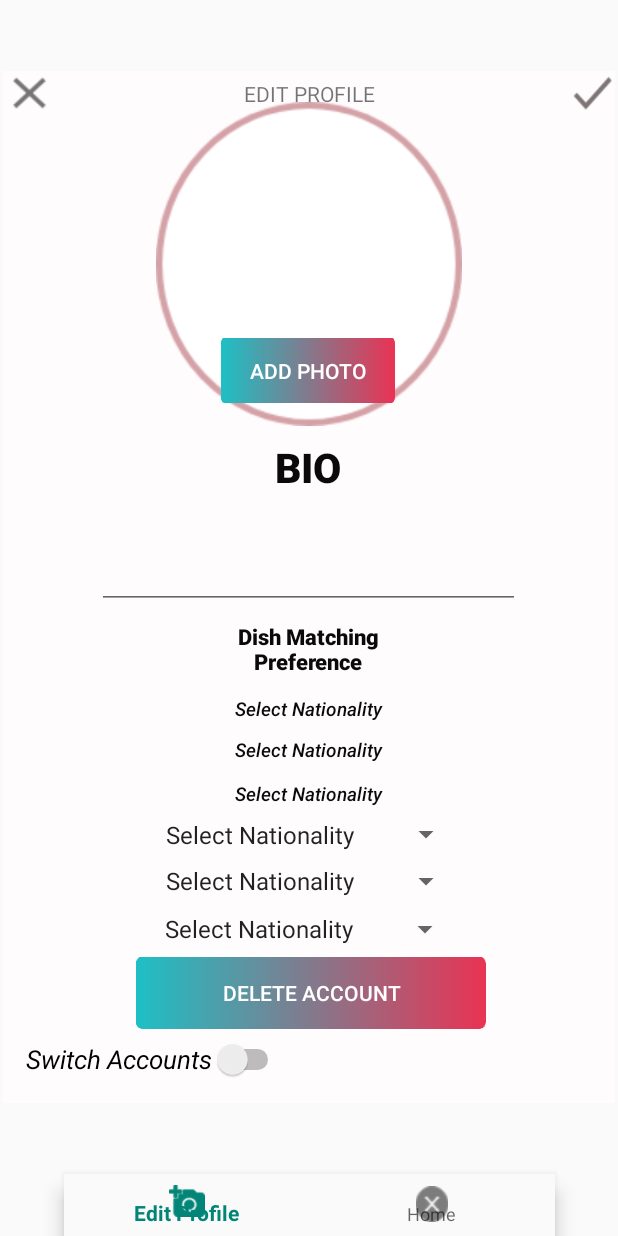
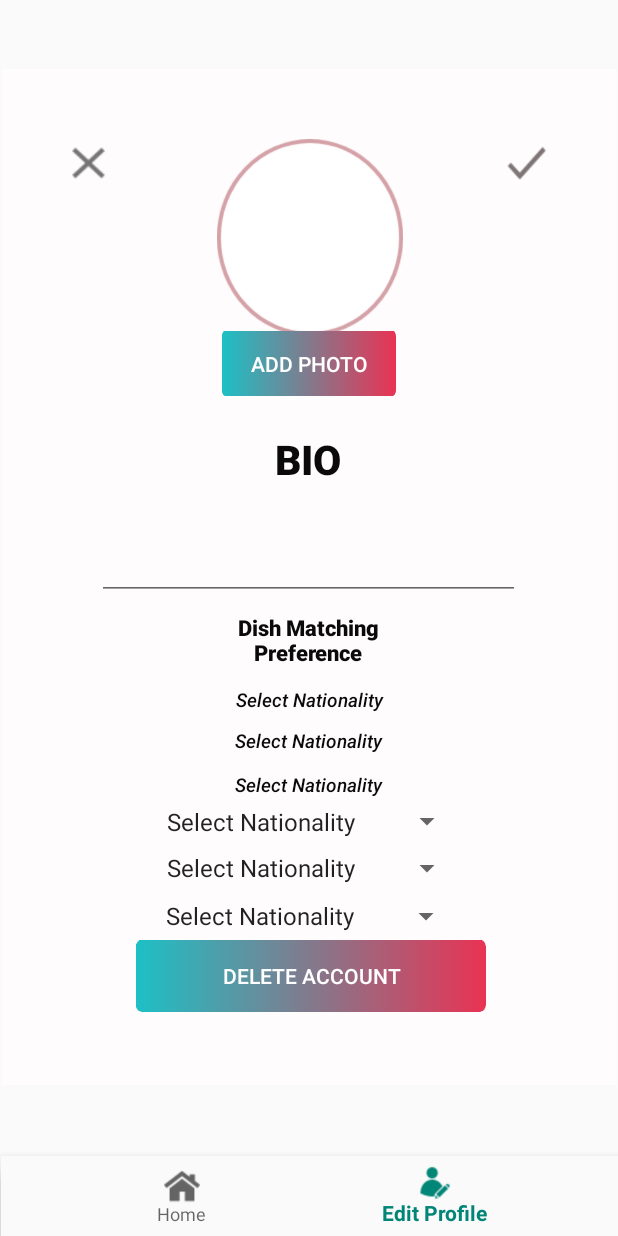
Before and after one commit to AidenGourley/CooknChill, an Android app: the EditProfileFragment screen opened through its navigation route, on a phone screen of 412 x 824 dp. Run offline under Robolectric (Android 15) with nearby library versions, the phone set to English and light mode, and no system bars; our stand-ins replace Firebase (no records; nobody signed in at launch, a user with empty details on screens opened directly), navigation-ui.

Commit message:
Merge branch 'master' of https://github.com/AidenGourley/CooknChill
# Conflicts:
#	app/src/main/res/layout/activity_editprofile.xml
#	app/src/main/res/layout/activity_main.xml

Fragment restructure and infrastructure implemented [AIDEN]
Nav component and nav bar implemented by [ROY]
Quick update to the UI intro pages- new logo. [AIDEN, ROY, MOHAMMED]

```diff
--- a/app/build.gradle
+++ b/app/build.gradle
@@ -55,7 +55,7 @@ dependencies {
     // Testing Navigation
     androidTestImplementation "androidx.navigation:navigation-testing:$nav_version"
     implementation 'com.google.android.material:material:1.1.0'
-    implementation 'com.android.support:design:28.0.0'
+    //implementation 'com.android.support:design:28.0.0'
 
     // End of Navigation //
 }
--- a/app/src/main/java/com/example/cooknchill/auth/EditProfileFragment.java
+++ b/app/src/main/java/com/example/cooknchill/auth/EditProfileFragment.java
@@ -265,7 +265,7 @@ public class EditProfileFragment extends Fragment {
         btnDeleteProfile.setOnClickListener(new View.OnClickListener() {
             @Override
             public void onClick(View v) {
-                dbRef.getParent().removeValue().addOnSuccessListener(new OnSuccessListener<Void>() {
+                dbRef.removeValue().addOnSuccessListener(new OnSuccessListener<Void>() {
                     @Override
                     public void onSuccess(Void aVoid) {
                         user.delete().addOnSuccessListener(new OnSuccessListener<Void>() {
--- a/app/src/main/java/com/example/cooknchill/auth/MainActivity.java
+++ b/app/src/main/java/com/example/cooknchill/auth/MainActivity.java
@@ -19,16 +19,18 @@ public class MainActivity extends AppCompatActivity {
     protected void onCreate(Bundle savedInstanceState) {
         super.onCreate(savedInstanceState);
         setContentView(R.layout.activity_main);
+
+        NavController navController = Navigation.findNavController(this, R.id.MainActivityNavHostFrag);
         BottomNavigationView bottomNav = findViewById(R.id.bottom_nav);
+        NavigationUI.setupWithNavController(bottomNav, navController);
+
         Fragment mFragment;
         mFragment = new HomeFragment();
         FragmentManager fragmentManager = getSupportFragmentManager();
         fragmentManager.beginTransaction()
                 .replace(R.id.MainActivityNavHostFrag, mFragment).commit();
-        /*setContentView(R.layout.activity_main);
-        NavHostFragment.create(R.navigation.nav_graph);
-        FragmentManager fm = getSupportFragmentManager();
-        HomeFragment fragment = new HomeFragment();
-        fm.beginTransaction().replace(R.id.container,fragment).commit();*/
+
     }
-}
+
+
+    }
--- a/app/src/main/java/com/example/cooknchill/auth/SignUp2Activity.java
+++ b/app/src/main/java/com/example/cooknchill/auth/SignUp2Activity.java
@@ -61,7 +61,9 @@ public class SignUp2Activity extends AppCompatActivity {
                             if (task.isSuccessful()) {
 
                                 //navController.navigate(R.id.action_editProfileFragment_to_homeFragment);
-                                startActivity(new Intent(SignUp2Activity.this, MainActivity.class));//Old version was HomeActivity.class
+                                Intent intent = new Intent(SignUp2Activity.this, MainActivity.class);
+                                intent.addFlags(Intent.FLAG_ACTIVITY_NEW_TASK | Intent.FLAG_ACTIVITY_CLEAR_TOP | Intent.FLAG_ACTIVITY_CLEAR_TASK);
+                                startActivity(intent);
                             } else {
                                 Toast.makeText(SignUp2Activity.this, "Oops, something's gone wrong... Please try again!", Toast.LENGTH_SHORT).show();
                             }
--- a/app/src/main/res/layout/activity_main.xml
+++ b/app/src/main/res/layout/activity_main.xml
@@ -5,11 +5,24 @@
     android:orientation="vertical" android:layout_width="match_parent"
     android:layout_height="match_parent">
 
+
+        <com.google.android.material.bottomnavigation.BottomNavigationView
+            android:id="@+id/bottom_nav"
+            android:layout_width="411dp"
+            android:layout_height="53dp"
+            android:background="?android:attr/windowBackground"
+            app:layout_constraintBottom_toBottomOf="parent"
+            app:layout_constraintLeft_toLeftOf="parent"
+
+            app:layout_constraintRight_toRightOf="parent"
+            app:menu="@menu/nav_menu" />
+
         <fragment
             android:id="@+id/MainActivityNavHostFrag"
             android:name="androidx.navigation.fragment.NavHostFragment"
-            android:layout_width="408dp"
-            android:layout_height="688dp"
+            android:layout_width="410dp"
+            android:layout_height="677dp"
+            android:layout_marginBottom="2dp"
             app:defaultNavHost="true"
             app:layout_constraintBottom_toTopOf="@+id/bottom_nav"
             app:layout_constraintEnd_toEndOf="parent"
@@ -18,17 +31,4 @@
             app:navGraph="@navigation/nav_graph" />
 
 
-        <com.google.android.material.bottomnavigation.BottomNavigationView
-            android:id="@+id/bottom_nav"
-            android:layout_width="327dp"
-            android:layout_height="41dp"
-            android:background="?android:attr/windowBackground"
-            app:itemBackground="#000000"
-            app:layout_constraintBottom_toBottomOf="parent"
-            app:layout_constraintLeft_toLeftOf="parent"
-            app:layout_constraintRight_toRightOf="parent"
-
-            app:menu="@menu/nav_menu" />
-
-
 </androidx.constraintlayout.widget.ConstraintLayout>
--- a/app/src/main/res/layout/fragment_edit_profile.xml
+++ b/app/src/main/res/layout/fragment_edit_profile.xml
@@ -45,27 +45,16 @@
             app:layout_constraintTop_toBottomOf="@+id/dishPreferenceText3"
             app:layout_constraintVertical_bias="1.0" />
 
-        <TextView
-            android:id="@+id/Edit_Profile"
-            android:layout_width="wrap_content"
-            android:layout_height="wrap_content"
-            android:text="EDIT PROFILE"
-            app:layout_constraintBottom_toBottomOf="parent"
-            app:layout_constraintEnd_toEndOf="parent"
-            app:layout_constraintStart_toStartOf="parent"
-            app:layout_constraintTop_toTopOf="parent"
-            app:layout_constraintVertical_bias="0.008" />
-
     <ImageView
         android:id="@+id/imgView"
-            android:layout_width="244dp"
-            android:layout_height="216dp"
+        android:layout_width="149dp"
+        android:layout_height="131dp"
         android:src="@drawable/camera_circle"
         app:layout_constraintBottom_toBottomOf="parent"
         app:layout_constraintEnd_toEndOf="parent"
         app:layout_constraintStart_toStartOf="parent"
         app:layout_constraintTop_toTopOf="parent"
-            app:layout_constraintVertical_bias="0.044"
+        app:layout_constraintVertical_bias="0.086"
         app:srcCompat="@drawable/rectangle_18"
         tools:ignore="MissingConstraints" />
 
@@ -76,11 +65,12 @@
         android:background="@drawable/cancel_icon"
         app:layout_constraintBottom_toBottomOf="parent"
         app:layout_constraintEnd_toEndOf="parent"
-            app:layout_constraintHorizontal_bias="0.007"
+        app:layout_constraintHorizontal_bias="0.112"
         app:layout_constraintStart_toStartOf="parent"
         app:layout_constraintTop_toTopOf="parent"
-            app:layout_constraintVertical_bias="0.0"
+        app:layout_constraintVertical_bias="0.074"
         tools:ignore="MissingConstraints" />
+
 
     <Button
         android:id="@+id/submit"
@@ -90,12 +80,11 @@
         android:background="@drawable/submit_icon"
         app:layout_constraintBottom_toBottomOf="parent"
         app:layout_constraintEnd_toEndOf="parent"
-            app:layout_constraintHorizontal_bias="1.0"
+        app:layout_constraintHorizontal_bias="0.881"
         app:layout_constraintStart_toStartOf="parent"
         app:layout_constraintTop_toTopOf="parent"
-            app:layout_constraintVertical_bias="0.0"
+        app:layout_constraintVertical_bias="0.074"
         tools:ignore="MissingConstraints" />
-
 
     <EditText
             android:id="@+id/bioText"
@@ -208,22 +197,6 @@
             app:layout_constraintTop_toBottomOf="@+id/bioText"
             tools:ignore="MissingConstraints" />
 
-        <Switch
-            android:id="@+id/switch_accounts"
-            android:layout_width="wrap_content"
-            android:layout_height="wrap_content"
-            android:layout_marginEnd="48sp"
-            android:text="Switch Accounts"
-            android:textSize="17sp"
-            android:textStyle="italic"
-            app:layout_constraintBottom_toBottomOf="parent"
-            app:layout_constraintEnd_toEndOf="parent"
-            app:layout_constraintHorizontal_bias="0.08"
-            app:layout_constraintStart_toStartOf="parent"
-            app:layout_constraintTop_toTopOf="parent"
-            app:layout_constraintVertical_bias="0.977"
-            tools:ignore="MissingConstraints" />
-
     <Button
             android:id="@+id/deleteAccount"
             android:layout_width="233dp"
--- a/app/src/main/res/menu/nav_menu.xml
+++ b/app/src/main/res/menu/nav_menu.xml
@@ -2,14 +2,14 @@
 <menu xmlns:android="http://schemas.android.com/apk/res/android">
 
     <item
-        android:id="@+id/navigation_editProfile"
-        android:icon="@drawable/camera_icon"
-        android:title="Edit Profile"/>
+        android:id="@+id/homeFragment"
+        android:icon="@drawable/home_icon"
+        android:title="Home"/>
 
     <item
-        android:id="@+id/navigation_home"
-        android:icon="@drawable/email_x_icon"
-        android:title="Home"/>
+        android:id="@+id/editProfileFragment"
+        android:icon="@drawable/edit_profile_icon"
+        android:title="Edit Profile"/>
 
 
 </menu>
```
Also changed, not shown: app/src/main/java/com/example/cooknchill/auth/LoginActivity.java (+3 -4 lines), app/src/main/res/layout/activity_login.xml (+4 -11 lines), app/src/main/res/layout/activity_signup.xml (+10 -17 lines), app/src/main/res/drawable/cook_n_chill_logo.png (added), app/src/main/res/drawable/edit_profile_icon.png (added), app/src/main/res/drawable/home_icon.png (added). Lines whose indentation alone changed are shown as unchanged.
